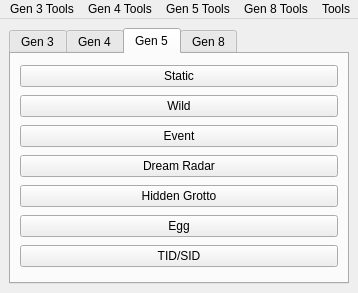
Before: the Qt Designer form Source/Form/MainWindow.ui in Admiral-Fish/PokeFinder, drawn with Qt 5.
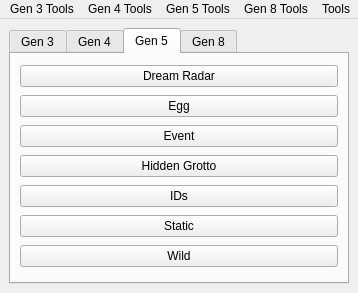
After: the same form once the commit is applied. The open tabs and pages were chosen to show the change. Icons and pictures are not drawn.

Commit message: Gen 3 static

What changed in the file:
```diff
--- a/Source/Form/MainWindow.ui
+++ b/Source/Form/MainWindow.ui
@@ -100,14 +100,7 @@
         <string>Gen 5</string>
        </attribute>
        <layout class="QGridLayout" name="gridLayout_4">
-        <item row="0" column="0">
-         <widget class="QPushButton" name="pushButtonStatic5">
-          <property name="text">
-           <string>Static</string>
-          </property>
-         </widget>
-        </item>
-        <item row="1" column="0">
+        <item row="6" column="0">
          <widget class="QPushButton" name="pushButtonWild5">
           <property name="text">
            <string>Wild</string>
@@ -121,34 +114,41 @@
           </property>
          </widget>
         </item>
-        <item row="3" column="0">
+        <item row="4" column="0">
+         <widget class="QPushButton" name="pushButtonIDs5">
+          <property name="text">
+           <string>IDs</string>
+          </property>
+         </widget>
+        </item>
+        <item row="1" column="0">
+         <widget class="QPushButton" name="pushButtonEgg5">
+          <property name="text">
+           <string>Egg</string>
+          </property>
+         </widget>
+        </item>
+        <item row="5" column="0">
+         <widget class="QPushButton" name="pushButtonStatic5">
+          <property name="text">
+           <string>Static</string>
+          </property>
+         </widget>
+        </item>
+        <item row="0" column="0">
          <widget class="QPushButton" name="pushButtonDreamRadar">
           <property name="text">
            <string>Dream Radar</string>
           </property>
          </widget>
         </item>
-        <item row="4" column="0">
+        <item row="3" column="0">
          <widget class="QPushButton" name="pushButtonHiddenGrotto">
           <property name="text">
            <string>Hidden Grotto</string>
           </property>
          </widget>
         </item>
-        <item row="5" column="0">
-         <widget class="QPushButton" name="pushButtonEgg5">
-          <property name="text">
-           <string>Egg</string>
-          </property>
-         </widget>
-        </item>
-        <item row="6" column="0">
-         <widget class="QPushButton" name="pushButtonIDs5">
-          <property name="text">
-           <string>TID/SID</string>
-          </property>
-         </widget>
-        </item>
        </layout>
       </widget>
       <widget class="QWidget" name="tabGen8">
```
Left out of the diff: 125 changed lines with no effect on the pictures. The commit also changes 63 other files.
